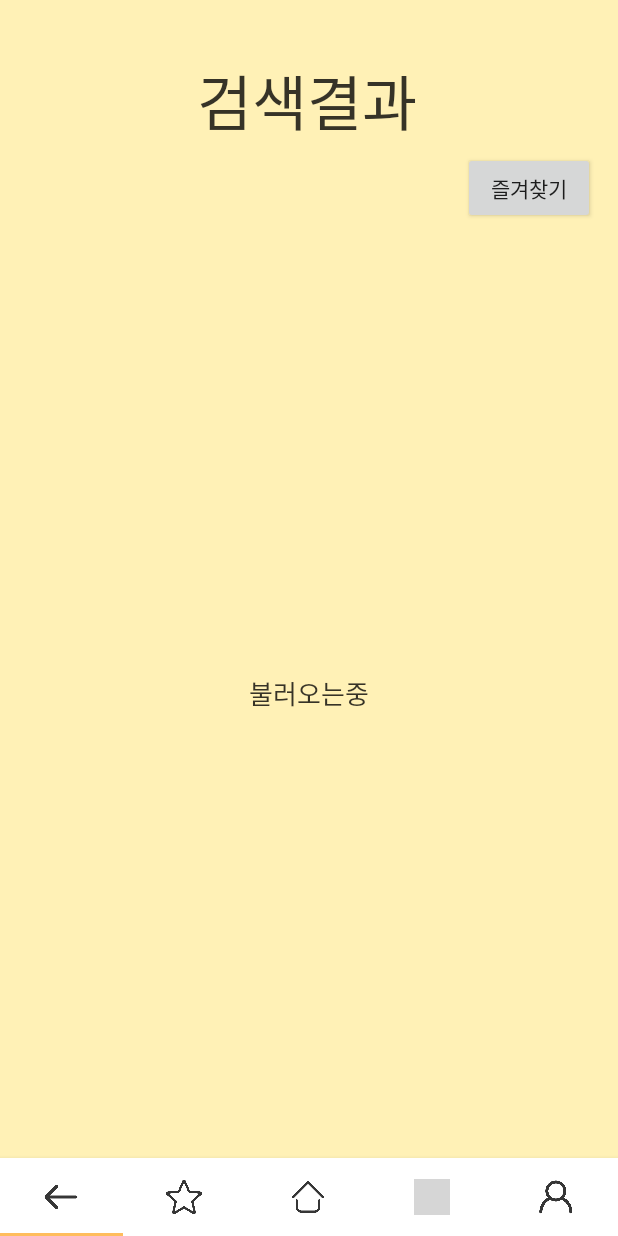
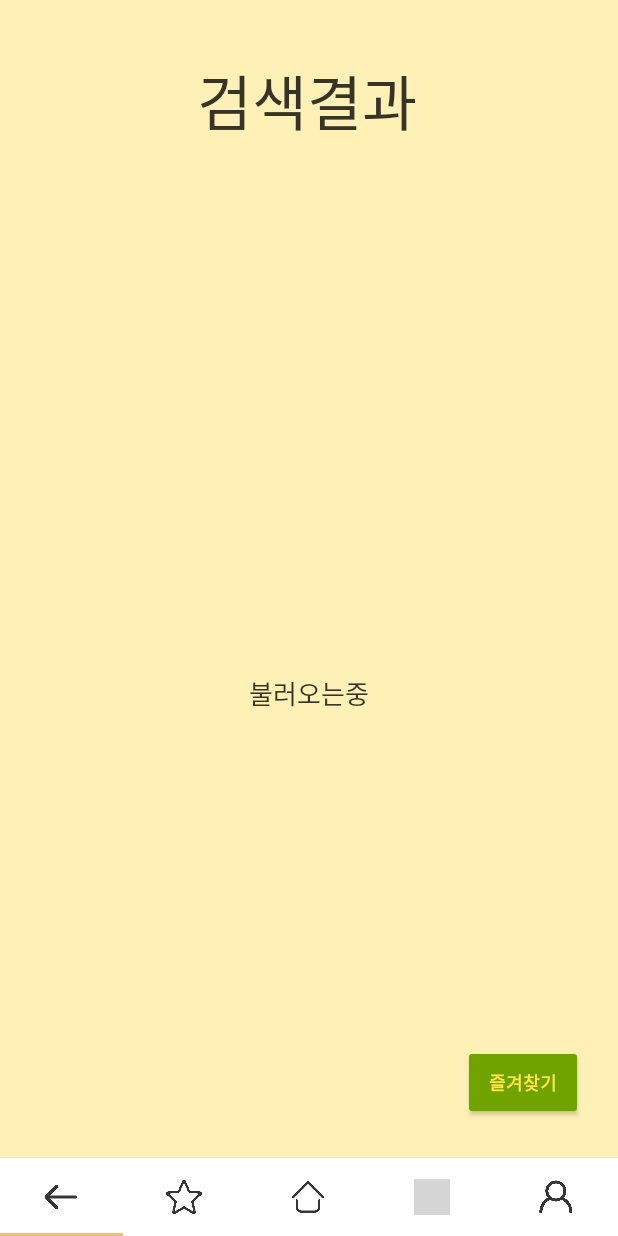
Before and after one commit to legowww/TTO-app, an Android app: the layout activity_route_list.xml on its own in the app's theme, with its tools: preview values and no code run, on a phone screen of 412 x 824 dp. Run offline under Robolectric (Android 15) with nearby library versions, the phone set to English and light mode, and no system bars; grey boxes are pictures that could not be loaded.

Commit message:
version 1.2.3 - Detail data response & Design modified

```diff
--- a/front/MyApplication_luis/app/src/main/java/com/example/dto/Route.java
+++ b/front/MyApplication_luis/app/src/main/java/com/example/dto/Route.java
@@ -18,6 +18,10 @@ public class Route {
         return transportationList;
     }
 
+
+    public ArrayList<Transportation> getTransportationArrayList() {
+        return new ArrayList<Transportation>(getTransportationList());
+    }
     public int getTotalTime() {
         return totalTime;
     }
--- a/front/MyApplication_luis/app/src/main/java/com/example/myapplication/Favorites.kt
+++ b/front/MyApplication_luis/app/src/main/java/com/example/myapplication/Favorites.kt
@@ -106,7 +106,7 @@ class Favorites : AppCompatActivity() {
                             }
                             else {
                                 //[실급]실패 -> 로그인 화면
-                                Toast.makeText(this@Favorites, "세션 종료. 로그인", Toast.LENGTH_LONG).show()
+                                Toast.makeText(this@Favorites, "세션 종료. 로그인", Toast.LENGTH_SHORT).show()
                                 val intent = Intent(this@Favorites, Login::class.java)
                                 startActivity(intent)
                             }
@@ -135,7 +135,7 @@ class Favorites : AppCompatActivity() {
                         val body = response.body() ?: return
                         val message = body.message
                         if (message.equals("success")) {
-                            Toast.makeText(this@Favorites, "즐겨찾기 삭제", Toast.LENGTH_LONG).show()
+                            Toast.makeText(this@Favorites, "즐겨찾기 삭제", Toast.LENGTH_SHORT).show()
                         }
                     }
                     override fun onFailure(call: Call<ServerResponse<String>>, t: Throwable) {
--- a/front/MyApplication_luis/app/src/main/java/com/example/myapplication/Routelist.kt
+++ b/front/MyApplication_luis/app/src/main/java/com/example/myapplication/Routelist.kt
@@ -120,7 +120,7 @@ class Routelist : AppCompatActivity() {
                             val intent = Intent(this@Routelist, Detail::class.java)
                             intent.putExtra("time", timeRoute.time)
                             intent.putExtra("totaltime", timeRoute.route.totalTime)
-                            intent.putExtra("transportationList", timeRoute.route.transportationList.toString())
+                            intent.putExtra("transportationList", timeRoute.route.transportationArrayList)
                             startActivity(intent)
                         }
                         //responseTimeRoutes.add(timeRoute)
--- /dev/null
+++ b/front/MyApplication_luis/app/src/main/res/drawable/search_bg.xml
@@ -0,0 +1,10 @@
+<?xml version="1.0" encoding="utf-8"?>
+<selector xmlns:android="http://schemas.android.com/apk/res/android">
+    <item android:state_enabled="true">
+        <shape android:shape="rectangle">
+            <solid android:color="@color/orange" />
+            <corners android:radius="10dp" />
+            <stroke android:color="@color/gray" android:width="1dp" />
+        </shape>
+    </item>
+</selector>
--- a/front/MyApplication_luis/app/src/main/res/layout/activity_route_list.xml
+++ b/front/MyApplication_luis/app/src/main/res/layout/activity_route_list.xml
@@ -120,8 +120,9 @@
     <ScrollView
         android:id="@+id/scrollView2"
         android:layout_width="match_parent"
-        android:layout_height="550dp"
+        android:layout_height="600dp"
         android:scrollbars="none"
+        android:padding="10dp"
         app:layout_constraintBottom_toBottomOf="parent"
         app:layout_constraintEnd_toEndOf="parent"
         app:layout_constraintHorizontal_bias="1.0"
@@ -134,6 +135,7 @@
             android:layout_width="match_parent"
             android:layout_height="wrap_content"
             android:orientation="vertical"
+            android:background="@drawable/search_bg"
             app:layout_constraintEnd_toEndOf="parent"
             app:layout_constraintStart_toStartOf="parent">
 
@@ -143,6 +145,8 @@
                 android:layout_height="150dp"
                 android:orientation="vertical"
                 android:clickable="true"
+                android:background="@drawable/custom_input"
+                android:layout_margin="10dp"
                 android:visibility="gone">
 
                 <LinearLayout
@@ -152,7 +156,7 @@
 
                     <TextView
                         android:id="@+id/time1"
-                        android:layout_width="204dp"
+                        android:layout_width="185dp"
                         android:layout_height="75dp"
                         android:gravity="center"
                         android:text=""
@@ -162,7 +166,7 @@
 
                     <TextView
                         android:id="@+id/totaltime1"
-                        android:layout_width="204dp"
+                        android:layout_width="185dp"
                         android:layout_height="75dp"
                         android:gravity="center"
                         android:text=""
@@ -190,6 +194,8 @@
                 android:layout_height="150dp"
                 android:orientation="vertical"
                 android:clickable="true"
+                android:background="@drawable/custom_input"
+                android:layout_margin="10dp"
                 android:visibility="gone">
 
                 <LinearLayout
@@ -199,7 +205,7 @@
 
                     <TextView
                         android:id="@+id/time2"
-                        android:layout_width="204dp"
+                        android:layout_width="185dp"
                         android:layout_height="75dp"
                         android:gravity="center"
                         android:text=""
@@ -209,7 +215,7 @@
 
                     <TextView
                         android:id="@+id/totaltime2"
-                        android:layout_width="204dp"
+                        android:layout_width="185dp"
                         android:layout_height="75dp"
                         android:gravity="center"
                         android:text=""
@@ -237,6 +243,8 @@
                 android:layout_height="150dp"
                 android:orientation="vertical"
                 android:clickable="true"
+                android:background="@drawable/custom_input"
+                android:layout_margin="10dp"
                 android:visibility="gone">
 
                 <LinearLayout
@@ -246,7 +254,7 @@
 
                     <TextView
                         android:id="@+id/time3"
-                        android:layout_width="204dp"
+                        android:layout_width="185dp"
                         android:layout_height="75dp"
                         android:gravity="center"
                         android:text=""
@@ -256,7 +264,7 @@
 
                     <TextView
                         android:id="@+id/totaltime3"
-                        android:layout_width="204dp"
+                        android:layout_width="185dp"
                         android:layout_height="75dp"
                         android:gravity="center"
                         android:text=""
@@ -284,6 +292,8 @@
                 android:layout_height="150dp"
                 android:orientation="vertical"
                 android:clickable="true"
+                android:background="@drawable/custom_input"
+                android:layout_margin="10dp"
                 android:visibility="gone">
 
                 <LinearLayout
@@ -293,7 +303,7 @@
 
                     <TextView
                         android:id="@+id/time4"
-                        android:layout_width="204dp"
+                        android:layout_width="185dp"
                         android:layout_height="75dp"
                         android:gravity="center"
                         android:text=""
@@ -303,7 +313,7 @@
 
                     <TextView
                         android:id="@+id/totaltime4"
-                        android:layout_width="204dp"
+                        android:layout_width="185dp"
                         android:layout_height="75dp"
                         android:gravity="center"
                         android:text=""
@@ -331,6 +341,8 @@
                 android:layout_height="150dp"
                 android:orientation="vertical"
                 android:clickable="true"
+                android:background="@drawable/custom_input"
+                android:layout_margin="10dp"
                 android:visibility="gone">
 
                 <LinearLayout
@@ -340,7 +352,7 @@
 
                     <TextView
                         android:id="@+id/time5"
-                        android:layout_width="204dp"
+                        android:layout_width="185dp"
                         android:layout_height="75dp"
                         android:gravity="center"
                         android:text=""
@@ -350,7 +362,7 @@
 
                     <TextView
                         android:id="@+id/totaltime5"
-                        android:layout_width="204dp"
+                        android:layout_width="185dp"
                         android:layout_height="75dp"
                         android:gravity="center"
                         android:text=""
@@ -377,16 +389,23 @@
 
     <Button
         android:id="@+id/tempFavoriteAddButton"
-        android:layout_width="wrap_content"
-        android:layout_height="wrap_content"
-        android:layout_marginStart="15dp"
-        android:layout_marginLeft="15dp"
-        android:layout_marginEnd="12dp"
-        android:layout_marginRight="12dp"
-        android:layout_marginBottom="46dp"
+        android:layout_width="80dp"
+        android:layout_height="50dp"
+        android:backgroundTint="@color/green"
+        android:fontFamily="@font/jalnan"
+        android:minWidth="0dp"
+        android:minHeight="0dp"
+        android:padding="10dp"
         android:text="즐겨찾기"
-        app:layout_constraintBottom_toTopOf="@+id/scrollView2"
+        android:translationZ="10dp"
+        android:textColor="@color/yellow"
+        android:textSize="12dp"
+        android:textStyle="bold"
+        app:layout_constraintBottom_toBottomOf="parent"
         app:layout_constraintEnd_toEndOf="parent"
-        app:layout_constraintStart_toEndOf="@+id/result" />
+        app:layout_constraintHorizontal_bias="0.93"
+        app:layout_constraintStart_toStartOf="parent"
+        app:layout_constraintTop_toTopOf="parent"
+        app:layout_constraintVertical_bias="0.9" />
 
 </androidx.constraintlayout.widget.ConstraintLayout>
--- a/front/MyApplication_luis/app/src/main/res/values/colors.xml
+++ b/front/MyApplication_luis/app/src/main/res/values/colors.xml
@@ -14,5 +14,6 @@
     <color name="orange">#FFBD5D</color>
     <color name="transparent">#00000000</color>
     <color name="lightgreen">#8FFF40</color>
-
+    <color name="yellow">#FFE640</color>
+    <color name="green">#71a300</color>
 </resources>
```
Also changed, not shown: front/MyApplication_luis/app/src/main/java/com/example/dto/Transportation.java (+14 -1 lines), front/MyApplication_luis/app/src/main/java/com/example/myapplication/Detail.kt (+10 -1 lines), front/MyApplication_luis/app/src/main/res/drawable/favorite_btn.xml (added, +9 -0 lines), front/MyApplication_luis/app/src/main/res/layout/activity_favorites.xml (+20 -74 lines), server/src/main/java/com/quadint/app/domain/route/Route.java (deleted, +0 -72 lines), server/src/main/java/com/quadint/app/domain/transportation/Transportation.java (deleted, +0 -18 lines).
